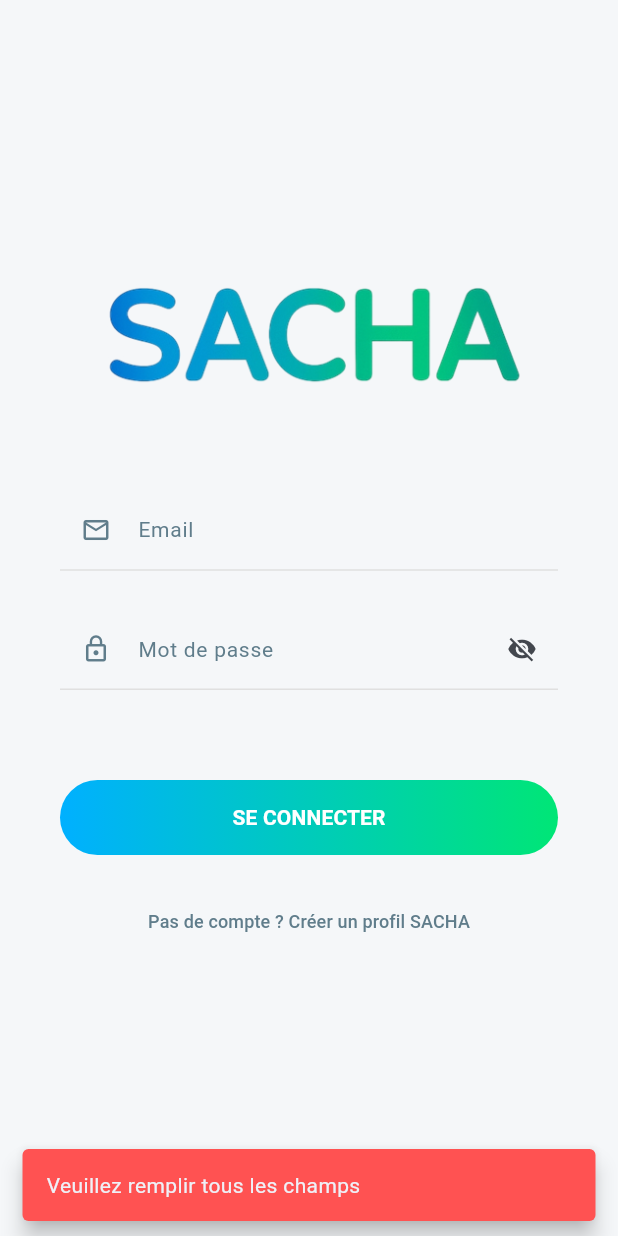
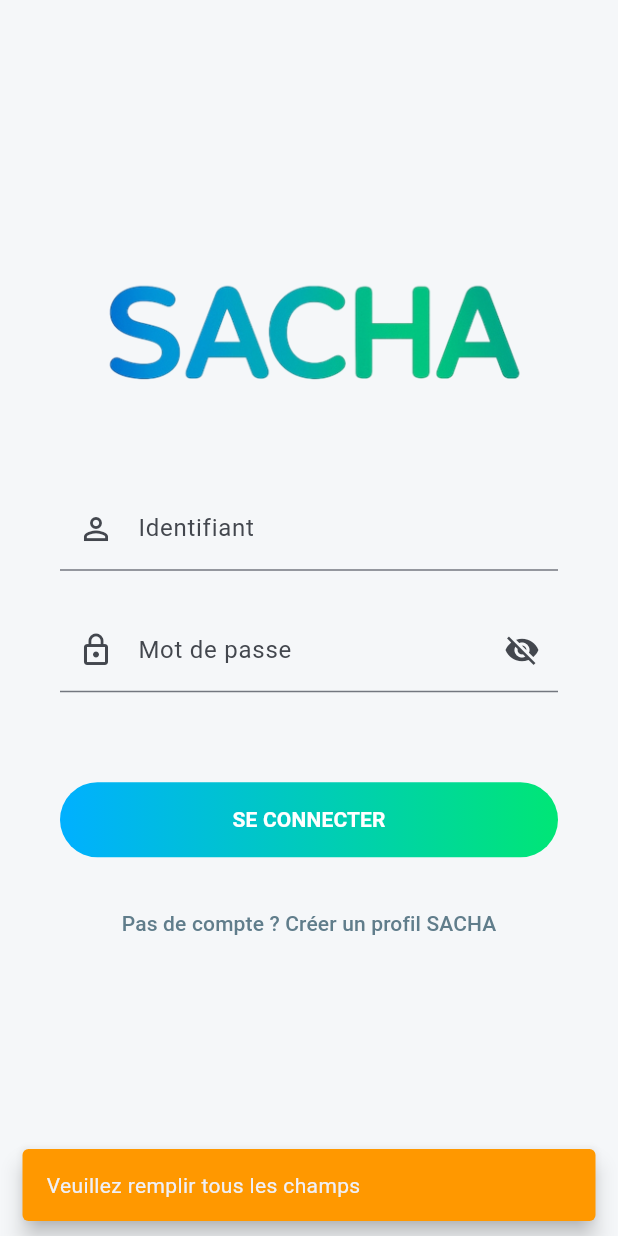
Before and after one commit to JasonGagnard/superviseur_app, a Flutter app: the screen it shows after launch, after a tap on "SE CONNECTER", on a phone screen of 412 x 824 dp. Run offline on Flutter 3.47's test engine with Material 3 defaults, Android fonts, the light colour scheme and no system bars.

Commit message:
feat: Refactor login and signup screens, integrate mock database
- Updated LoginScreen to remove Supabase dependency and use MockDB for authentication.
- Added validation for user accounts in LoginScreen.
- Created SignUpScreen for user registration with mock validation email simulation.
- Introduced MockDB utility to simulate user data storage and validation status.
- Removed unnecessary dependencies from pubspec.yaml and pubspec.lock.
- Cleaned up generated plugin registrants for Linux and Windows platforms.

```diff
--- a/lib/main.dart
+++ b/lib/main.dart
@@ -1,16 +1,8 @@
 import 'package:flutter/material.dart';
-import 'package:supabase_flutter/supabase_flutter.dart';
 import 'screens/login_screen.dart';
 
-Future<void> main() async {
-  WidgetsFlutterBinding.ensureInitialized();
-
-  // Initialisation de Supabase
-  await Supabase.initialize(
-    url: 'https://mqwjgmzxpevjegvrmbvs.supabase.co', // URL corrigée
-    anonKey: 'eyJhbGciOiJIUzI1NiIsInR5cCI6IkpXVCJ9.eyJpc3MiOiJzdXBhYmFzZSIsInJlZiI6Im1xd2pnbXp4cGV2amVndnJtYnZzIiwicm9sZSI6ImFub24iLCJpYXQiOjE3NzIyMDEwMTYsImV4cCI6MjA4Nzc3NzAxNn0.ipDylihOYJFEaEb0qaIYfs5xI4iYCJ26HIZDsLtoQZg',
-  );
-
+void main() {
+  // Plus besoin de Supabase.initialize ici
   runApp(const MyApp());
 }
 
@@ -26,7 +18,7 @@ class MyApp extends StatelessWidget {
         colorScheme: ColorScheme.fromSeed(seedColor: const Color(0xFF1E88E5)),
         useMaterial3: true,
       ),
-      home: LoginScreen(),
+      home: const LoginScreen(),
     );
   }
 }
--- a/lib/screens/login_screen.dart
+++ b/lib/screens/login_screen.dart
@@ -1,72 +1,59 @@
+// lib/screens/login_screen.dart
 import 'package:flutter/material.dart';
-import 'package:supabase_flutter/supabase_flutter.dart';
 import 'home_screen.dart';
+import 'signup_screen.dart'; // Import de la nouvelle page
+import '../utils/mock_db.dart'; // Import de notre base de données
 
 class LoginScreen extends StatefulWidget {
+  const LoginScreen({super.key});
+
   @override
   State<LoginScreen> createState() => _LoginScreenState();
 }
 
 class _LoginScreenState extends State<LoginScreen> {
   bool _isObscured = true;
-  bool _isLoading = false; // Pour afficher un chargement
   final _emailController = TextEditingController();
   final _passwordController = TextEditingController();
 
-  // Fonction de connexion Supabase
-  Future<void> _handleSignIn() async {
-    setState(() => _isLoading = true);
-    try {
-      final email = _emailController.text.trim();
+  void _handleSignIn() {
+    final identifiant = _emailController.text.trim();
     final password = _passwordController.text.trim();
 
-      if (email.isEmpty || password.isEmpty) {
-        throw 'Veuillez remplir tous les champs';
+    if (identifiant.isEmpty || password.isEmpty) {
+      _showSnackBar("Veuillez remplir tous les champs", Colors.orange);
+      return;
     }
 
-      await Supabase.instance.client.auth.signInWithPassword(
-        email: email,
-        password: password,
-      );
+    // On vérifie si l'utilisateur existe
+    if (MockDB.users.containsKey(identifiant)) {
+      final userData = MockDB.users[identifiant]!;
 
-      if (mounted) {
+      // On vérifie le mot de passe
+      if (userData['password'] == password) {
+
+        // --- NOUVEAUTÉ : ON VÉRIFIE LA VALIDATION ---
+        if (userData['isValidated'] == true) {
           Navigator.pushReplacement(
             context,
             MaterialPageRoute(builder: (context) => const HomeScreen()),
           );
-      }
-    } on AuthException catch (e) {
-      _showSnackBar(e.message, Colors.redAccent);
-    } catch (e) {
-      _showSnackBar(e.toString(), Colors.redAccent);
-    } finally {
-      if (mounted) setState(() => _isLoading = false);
-    }
+        } else {
+          // L'utilisateur existe, le mdp est bon, mais pas de validation
+          _showSnackBar("Votre compte n'est pas encore validé. Vérifiez vos emails.", Colors.orange);
         }
 
-  // Fonction d'inscription (Optionnelle mais utile au début)
-  Future<void> _handleSignUp() async {
-    setState(() => _isLoading = true);
-    try {
-      await Supabase.instance.client.auth.signUp(
-        email: _emailController.text.trim(),
-        password: _passwordController.text.trim(),
-      );
-      _showSnackBar("Compte créé ! Connectez-vous.", Colors.green);
-    } on AuthException catch (e) {
-      _showSnackBar(e.message, Colors.redAccent);
-    } finally {
-      if (mounted) setState(() => _isLoading = false);
+      } else {
+        _showSnackBar("Identifiant ou mot de passe incorrect", Colors.redAccent);
+      }
+    } else {
+      _showSnackBar("Identifiant ou mot de passe incorrect", Colors.redAccent);
     }
   }
 
   void _showSnackBar(String message, Color color) {
     ScaffoldMessenger.of(context).showSnackBar(
-      SnackBar(
-        content: Text(message),
-        backgroundColor: color,
-        behavior: SnackBarBehavior.floating,
-      ),
+      SnackBar(content: Text(message), backgroundColor: color, behavior: SnackBarBehavior.floating),
     );
   }
 
@@ -80,26 +67,12 @@ class _LoginScreenState extends State<LoginScreen> {
           child: Column(
             mainAxisAlignment: MainAxisAlignment.center,
             children: [
-              Image.asset(
-                'assets/sacha.png',
-                height: 80,
-                errorBuilder: (context, error, stackTrace) => const Text(
-                  "SACHA",
-                  style: TextStyle(fontSize: 40, fontWeight: FontWeight.bold, color: Color(0xFF00B0FF), letterSpacing: 3),
-                ),
-              ),
+              Image.asset('assets/sacha.png', height: 80, errorBuilder: (c, e, s) => const Text("SACHA", style: TextStyle(fontSize: 40, color: Color(0xFF00B0FF)))),
               const SizedBox(height: 60),
 
               TextField(
                 controller: _emailController,
-                keyboardType: TextInputType.emailAddress,
-                decoration: InputDecoration(
-                  labelText: "Email",
-                  labelStyle: const TextStyle(color: Colors.blueGrey, fontSize: 14),
-                  prefixIcon: const Icon(Icons.email_outlined, color: Colors.blueGrey, size: 20),
-                  enabledBorder: UnderlineInputBorder(borderSide: BorderSide(color: Colors.grey.shade300)),
-                  focusedBorder: const UnderlineInputBorder(borderSide: BorderSide(color: Color(0xFF26C6DA), width: 2)),
-                ),
+                decoration: const InputDecoration(labelText: "Identifiant", prefixIcon: Icon(Icons.person_outline)),
               ),
               const SizedBox(height: 25),
 
@@ -108,52 +81,39 @@ class _LoginScreenState extends State<LoginScreen> {
                 obscureText: _isObscured,
                 decoration: InputDecoration(
                   labelText: "Mot de passe",
-                  labelStyle: const TextStyle(color: Colors.blueGrey, fontSize: 14),
-                  prefixIcon: const Icon(Icons.lock_outline, color: Colors.blueGrey, size: 20),
+                  prefixIcon: const Icon(Icons.lock_outline),
                   suffixIcon: IconButton(
-                    icon: Icon(_isObscured ? Icons.visibility_off : Icons.visibility, size: 20),
+                    icon: Icon(_isObscured ? Icons.visibility_off : Icons.visibility),
                     onPressed: () => setState(() => _isObscured = !_isObscured),
                   ),
-                  enabledBorder: UnderlineInputBorder(borderSide: BorderSide(color: Colors.grey.shade300)),
-                  focusedBorder: const UnderlineInputBorder(borderSide: BorderSide(color: Color(0xFF26C6DA), width: 2)),
                 ),
               ),
               const SizedBox(height: 60),
 
-              // Bouton Connexion
               Container(
                 width: double.infinity,
                 height: 50,
                 decoration: BoxDecoration(
                   borderRadius: BorderRadius.circular(25),
-                  gradient: const LinearGradient(
-                    colors: [Color(0xFF00B0FF), Color(0xFF00E676)],
-                    begin: Alignment.centerLeft,
-                    end: Alignment.centerRight,
+                  gradient: const LinearGradient(colors: [Color(0xFF00B0FF), Color(0xFF00E676)]),
+                ),
+                child: ElevatedButton(
+                  onPressed: _handleSignIn,
+                  style: ElevatedButton.styleFrom(backgroundColor: Colors.transparent, shadowColor: Colors.transparent),
+                  child: const Text("SE CONNECTER", style: TextStyle(color: Colors.white, fontWeight: FontWeight.bold)),
                 ),
               ),
-                child: ElevatedButton(
-                  onPressed: _isLoading ? null : _handleSignIn,
-                  style: ElevatedButton.styleFrom(
-                    backgroundColor: Colors.transparent,
-                    shadowColor: Colors.transparent,
-                    shape: RoundedRectangleBorder(borderRadius: BorderRadius.circular(25)),
-                  ),
-                  child: _isLoading
-                    ? const SizedBox(height: 20, width: 20, child: CircularProgressIndicator(color: Colors.white, strokeWidth: 2))
-                    : const Text("SE CONNECTER", style: TextStyle(color: Colors.white, fontWeight: FontWeight.bold)),
-                ),
-              ),
-
               const SizedBox(height: 20),
 
-              // Lien Inscription
+              // --- BOUTON POUR ALLER SUR LA PAGE D'INSCRIPTION ---
               TextButton(
-                onPressed: _isLoading ? null : _handleSignUp,
-                child: const Text(
-                  "Pas de compte ? Créer un profil SACHA",
-                  style: TextStyle(color: Colors.blueGrey, fontSize: 12),
-                ),
+                onPressed: () {
+                  Navigator.push(
+                    context,
+                    MaterialPageRoute(builder: (context) => const SignUpScreen()),
+                  );
+                },
+                child: const Text("Pas de compte ? Créer un profil SACHA", style: TextStyle(color: Colors.blueGrey)),
               ),
             ],
           ),
--- /dev/null
+++ b/lib/utils/mock_db.dart
@@ -0,0 +1,20 @@
+// lib/utils/mock_db.dart
+
+class MockDB {
+  // Notre fausse base de données stocke maintenant plus d'infos :
+  // Le mot de passe, le nom, le prénom, et le statut de validation.
+  static final Map<String, Map<String, dynamic>> users = {
+    'admin': {
+      'password': 'admin',
+      'prenom': 'Admin',
+      'nom': 'System',
+      'isValidated': true, // Déjà validé
+    },
+    'test': {
+      'password': 'test1234',
+      'prenom': 'Test',
+      'nom': 'Utilisateur',
+      'isValidated': true, // Déjà validé
+    }
+  };
+}
--- a/pubspec.yaml
+++ b/pubspec.yaml
@@ -34,7 +34,6 @@ dependencies:
   # The following adds the Cupertino Icons font to your application.
   # Use with the CupertinoIcons class for iOS style icons.
   cupertino_icons: ^1.0.8
-  supabase_flutter: ^2.12.0
 
 dev_dependencies:
   flutter_test:
```
Also changed, not shown: lib/screens/home_screen.dart (+95 -6 lines), lib/screens/signup_screen.dart (added, +131 -0 lines), pubspec.lock, 5 other files. Lines whose indentation alone changed are shown as unchanged.
